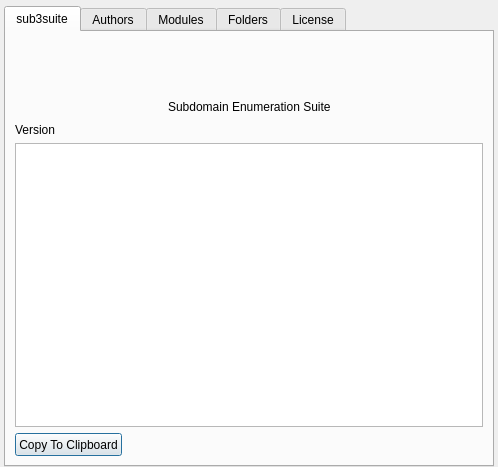
Old version of the form sub3suite/src/Dialogs/AboutDialog.ui in the repository 3nock/OTE.
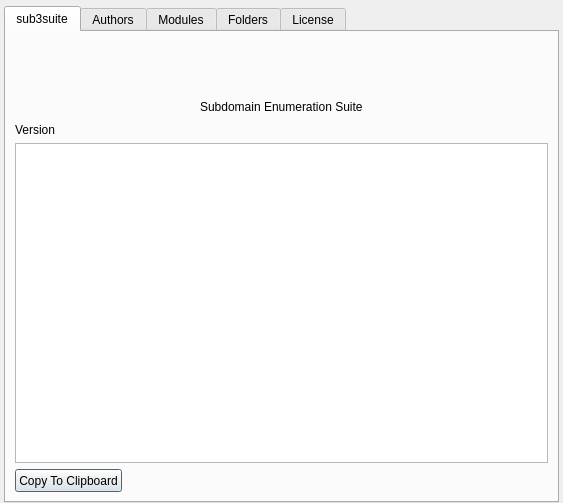
New version of the form.

Diff of the .ui file:
```diff
--- a/sub3suite/src/Dialogs/AboutDialog.ui
+++ b/sub3suite/src/Dialogs/AboutDialog.ui
@@ -6,8 +6,8 @@
    <rect>
     <x>0</x>
     <y>0</y>
-    <width>498</width>
-    <height>467</height>
+    <width>563</width>
+    <height>503</height>
    </rect>
   </property>
   <property name="windowTitle">
```
